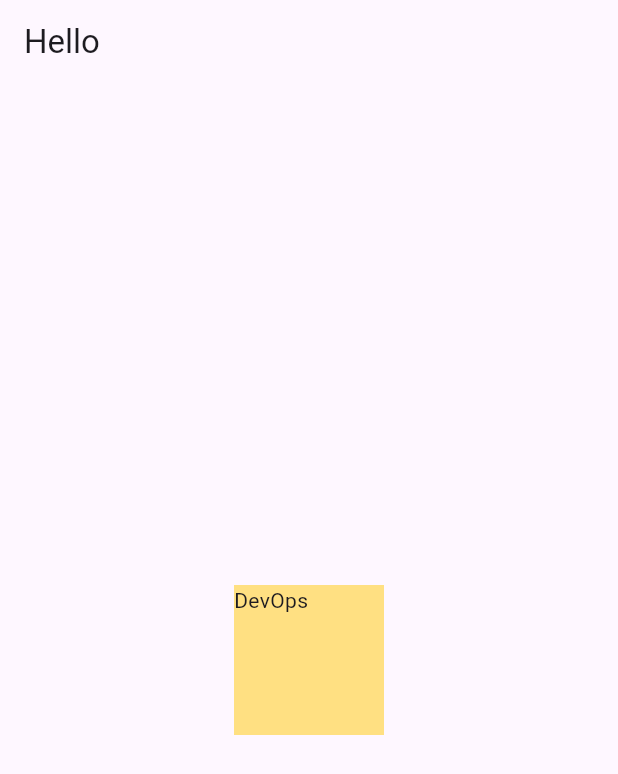
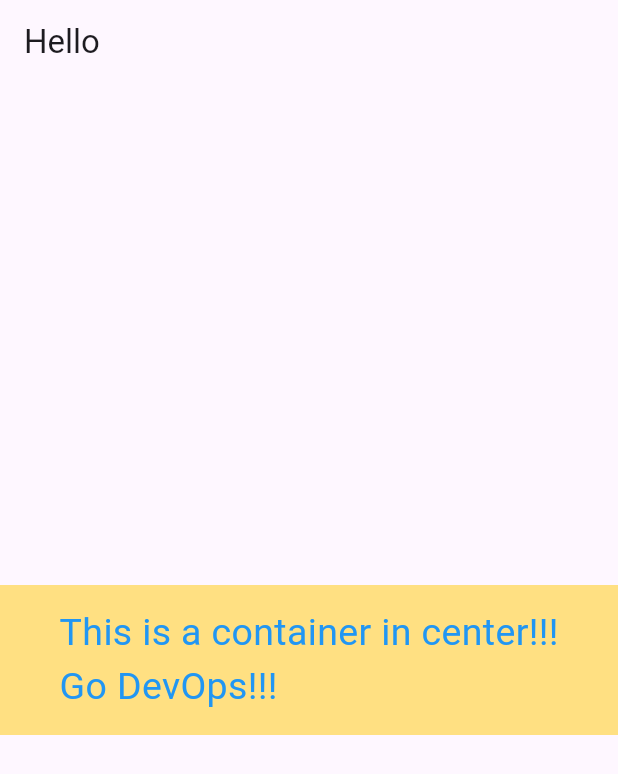
Before and after one commit to muhammadharoon26/practice_project, a Flutter app: the screen it shows after launch, on a phone screen of 412 x 824 dp. Shown: the top 774 px of the screen. Run offline on Flutter 3.47's test engine with Material 3 defaults, Android fonts, the phone set to English and light mode, and no system bars.

Commit message:
Center Widget

```diff
--- a/lib/main.dart
+++ b/lib/main.dart
@@ -1,7 +1,7 @@
 import 'package:flutter/material.dart';
 
 void main() {
-  runApp(MyApp());
+  runApp(const MyApp());
 }
 
 class MyApp extends StatefulWidget {
@@ -17,13 +17,21 @@ class _MyAppState extends State<MyApp> {
     return MaterialApp(
         home: Scaffold(
             appBar: AppBar(
-              title: Text('Hello'),
+              title: const Text('Hello'),
             ),
             body: Center(
                 child: Container(
-                    width: 100,
+                    width: 500,
                     height: 100,
                     color: Colors.amber.shade200,
-                    child: Text('DevOps')))));
+                    child: Center(
+                      child: const Text(
+                        'This is a container in center!!!\nGo DevOps!!!',
+                        style: TextStyle(
+                          fontSize: 25,
+                          color: Colors.blue,
+                        ),
+                      ),
+                    )))));
   }
 }
```
